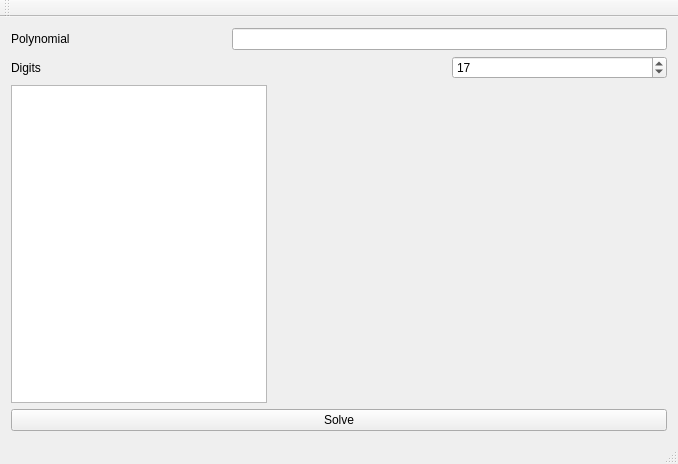
Qt form src/xmpsolve/mainwindow.ui (robol/MPSolve) before a commit.
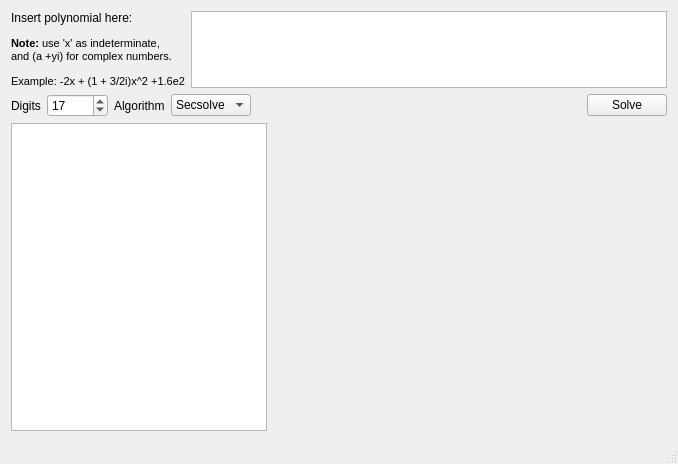
The same form after that commit. Custom widgets are drawn as their Qt base class.

Commit message: Added the choice of algorithm to use. Various other improvements in the backend.

Diff of the .ui file:
```diff
--- a/src/xmpsolve/mainwindow.ui
+++ b/src/xmpsolve/mainwindow.ui
@@ -16,31 +16,41 @@
   <widget class="QWidget" name="centralWidget">
    <layout class="QVBoxLayout" name="verticalLayout_2">
     <item>
-     <layout class="QVBoxLayout" name="verticalLayout">
+     <layout class="QVBoxLayout" name="verticalLayout" stretch="1,0,1000">
       <item>
-       <layout class="QGridLayout" name="gridLayout">
-        <item row="0" column="0">
+       <layout class="QHBoxLayout" name="horizontalLayout">
+        <item>
          <widget class="QLabel" name="label">
           <property name="text">
-           <string>Polynomial</string>
+           <string>&lt;html&gt;&lt;head/&gt;&lt;body&gt;&lt;p&gt;Insert polynomial here:&lt;/p&gt;&lt;p&gt;&lt;span style=&quot; font-size:8pt; font-weight:600;&quot;&gt;Note:&lt;/span&gt;&lt;span style=&quot; font-size:8pt;&quot;&gt; use 'x' as indeterminate, &lt;br/&gt;and (a +yi) for complex numbers.&lt;/span&gt;&lt;/p&gt;&lt;p&gt;&lt;span style=&quot; font-size:8pt;&quot;&gt;Example: -2x + (1 + 3/2i)x^2 +1.6e2&lt;/span&gt;&lt;/p&gt;&lt;/body&gt;&lt;/html&gt;</string>
           </property>
+          <property name="alignment">
+           <set>Qt::AlignLeading|Qt::AlignLeft|Qt::AlignTop</set>
+          </property>
          </widget>
         </item>
-        <item row="0" column="1" colspan="2">
-         <widget class="QLineEdit" name="polyLineEdit">
-          <property name="text">
-           <string/>
+        <item>
+         <widget class="QPlainTextEdit" name="polyLineEdit">
+          <property name="sizePolicy">
+           <sizepolicy hsizetype="Expanding" vsizetype="Expanding">
+            <horstretch>0</horstretch>
+            <verstretch>0</verstretch>
+           </sizepolicy>
           </property>
          </widget>
         </item>
-        <item row="1" column="0" colspan="2">
+       </layout>
+      </item>
+      <item>
+       <layout class="QHBoxLayout" name="horizontalLayout_2">
+        <item>
          <widget class="QLabel" name="label_2">
           <property name="text">
            <string>Digits</string>
           </property>
          </widget>
         </item>
-        <item row="1" column="2">
+        <item>
          <widget class="QSpinBox" name="digitsSpinBox">
           <property name="minimum">
            <number>1</number>
@@ -53,32 +63,73 @@
           </property>
          </widget>
         </item>
+        <item>
+         <widget class="QLabel" name="label_3">
+          <property name="text">
+           <string>Algorithm</string>
+          </property>
+         </widget>
+        </item>
+        <item>
+         <widget class="QComboBox" name="algorithmComboBox">
+          <item>
+           <property name="text">
+            <string notr="true">Secsolve</string>
+           </property>
+          </item>
+          <item>
+           <property name="text">
+            <string notr="true">Unisolve</string>
+           </property>
+          </item>
+         </widget>
+        </item>
+        <item>
+         <spacer name="horizontalSpacer">
+          <property name="orientation">
+           <enum>Qt::Horizontal</enum>
+          </property>
+          <property name="sizeHint" stdset="0">
+           <size>
+            <width>40</width>
+            <height>20</height>
+           </size>
+          </property>
+         </spacer>
+        </item>
+        <item>
+         <widget class="QPushButton" name="solveButton">
+          <property name="text">
+           <string>Solve</string>
+          </property>
+         </widget>
+        </item>
        </layout>
       </item>
       <item>
-       <layout class="QHBoxLayout" name="horizontalLayout">
+       <layout class="QHBoxLayout" name="horizontalLayout_3" stretch="0,0">
         <item>
-         <widget class="QPlainTextEdit" name="plainTextEdit"/>
+         <widget class="QPlainTextEdit" name="plainTextEdit">
+          <property name="sizePolicy">
+           <sizepolicy hsizetype="Expanding" vsizetype="Expanding">
+            <horstretch>0</horstretch>
+            <verstretch>1</verstretch>
+           </sizepolicy>
+          </property>
+         </widget>
         </item>
         <item>
          <widget class="xmpsolve::RootsRenderer" name="graphicsView" native="true">
           <property name="sizePolicy">
            <sizepolicy hsizetype="Preferred" vsizetype="Preferred">
             <horstretch>1</horstretch>
-            <verstretch>0</verstretch>
+            <verstretch>1</verstretch>
            </sizepolicy>
           </property>
          </widget>
         </item>
        </layout>
       </item>
-      <item>
-       <widget class="QPushButton" name="solveButton">
-        <property name="text">
-         <string>Solve</string>
-        </property>
-       </widget>
-      </item>
      </layout>
     </item>
    </layout>
@@ -93,14 +144,6 @@
     </rect>
    </property>
   </widget>
-  <widget class="QToolBar" name="mainToolBar">
-   <attribute name="toolBarArea">
-    <enum>TopToolBarArea</enum>
-   </attribute>
-   <attribute name="toolBarBreak">
-    <bool>false</bool>
-   </attribute>
-  </widget>
   <widget class="QStatusBar" name="statusBar"/>
  </widget>
  <layoutdefault spacing="6" margin="11"/>
```
The commit also changes 8 other files.
